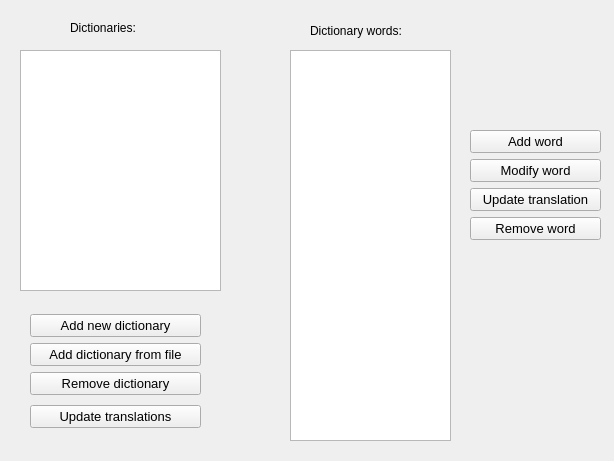
Old version of the form src/gui/src/view/DictionariesTab.ui in the repository cieslarmichal/glossary.
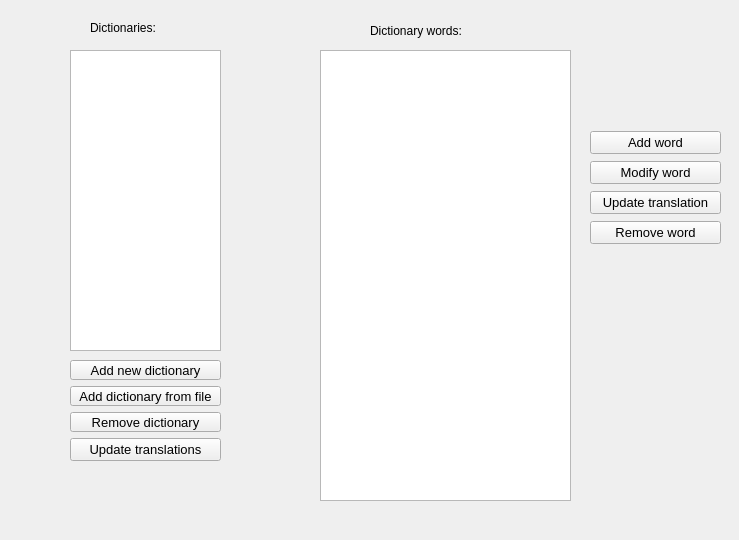
New version of the form.

Commit message: connect dictionariesTab with glossaryAdapter

```diff
--- a/src/gui/src/view/DictionariesTab.ui
+++ b/src/gui/src/view/DictionariesTab.ui
@@ -6,8 +6,8 @@
    <rect>
     <x>0</x>
     <y>0</y>
-    <width>614</width>
-    <height>461</height>
+    <width>739</width>
+    <height>540</height>
    </rect>
   </property>
   <property name="windowTitle">
@@ -16,27 +16,17 @@
   <widget class="QListView" name="listOfDictionaries">
    <property name="geometry">
     <rect>
-     <x>20</x>
+     <x>70</x>
      <y>50</y>
-     <width>201</width>
-     <height>241</height>
-    </rect>
-   </property>
-  </widget>
-  <widget class="QListView" name="listOfDictionaryWords">
-   <property name="geometry">
-    <rect>
-     <x>290</x>
-     <y>50</y>
-     <width>161</width>
-     <height>391</height>
+     <width>151</width>
+     <height>301</height>
     </rect>
    </property>
   </widget>
   <widget class="QLabel" name="labelDictionaries">
    <property name="geometry">
     <rect>
-     <x>70</x>
+     <x>90</x>
      <y>20</y>
      <width>101</width>
      <height>16</height>
@@ -49,7 +39,7 @@
   <widget class="QLabel" name="labelDictionaryWords">
    <property name="geometry">
     <rect>
-     <x>310</x>
+     <x>370</x>
      <y>20</y>
      <width>131</width>
      <height>21</height>
@@ -59,13 +49,13 @@
     <string>Dictionary words:</string>
    </property>
   </widget>
-  <widget class="QWidget" name="">
+  <widget class="QWidget" name="layoutWidget">
    <property name="geometry">
     <rect>
-     <x>470</x>
+     <x>590</x>
      <y>130</y>
      <width>131</width>
-     <height>111</height>
+     <height>116</height>
     </rect>
    </property>
    <layout class="QVBoxLayout" name="verticalLayout">
@@ -119,13 +109,13 @@
     </item>
    </layout>
   </widget>
-  <widget class="QWidget" name="">
+  <widget class="QWidget" name="layoutWidget">
    <property name="geometry">
     <rect>
-     <x>30</x>
-     <y>310</y>
-     <width>171</width>
-     <height>122</height>
+     <x>70</x>
+     <y>360</y>
+     <width>151</width>
+     <height>101</height>
     </rect>
    </property>
    <layout class="QVBoxLayout" name="verticalLayout_3">
@@ -183,6 +173,16 @@
     </item>
    </layout>
   </widget>
+  <widget class="QTableView" name="tableOfDictionaryWords">
+   <property name="geometry">
+    <rect>
+     <x>320</x>
+     <y>50</y>
+     <width>251</width>
+     <height>451</height>
+    </rect>
+   </property>
+  </widget>
  </widget>
  <resources/>
  <connections/>
```
Left out of the diff: 2 changed lines with no effect on the pictures. The commit also changes 24 other files.
